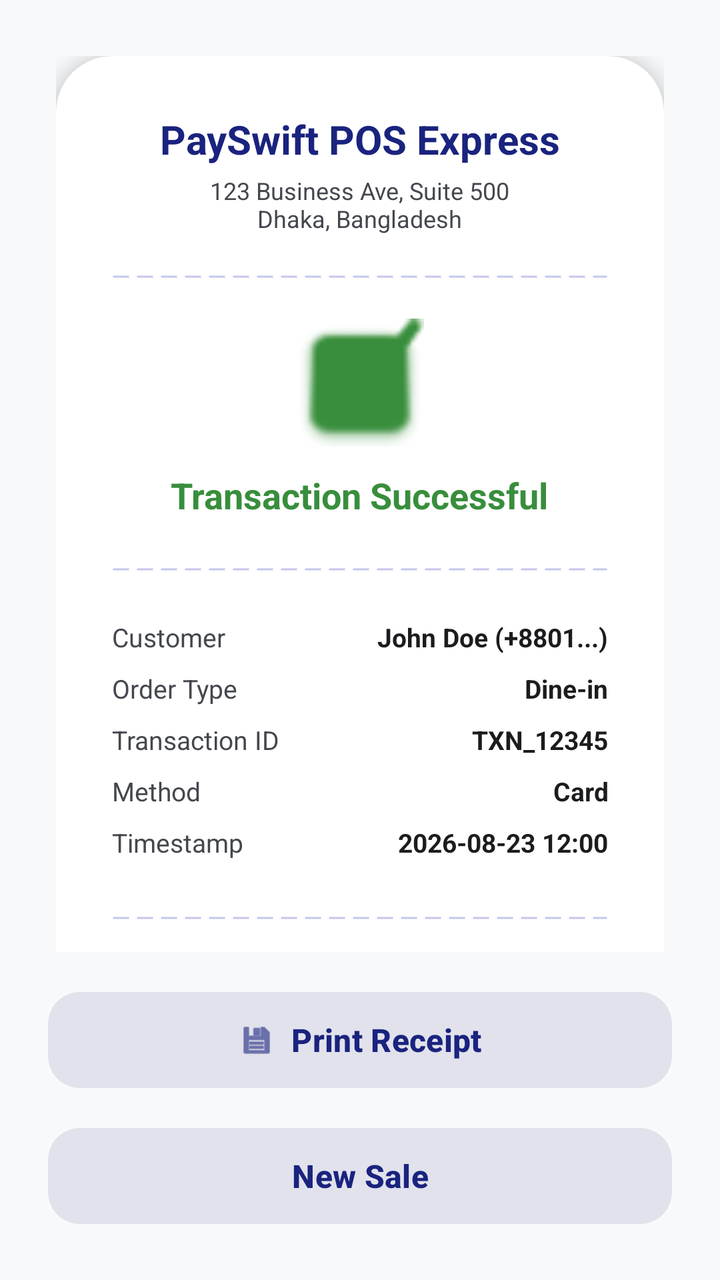
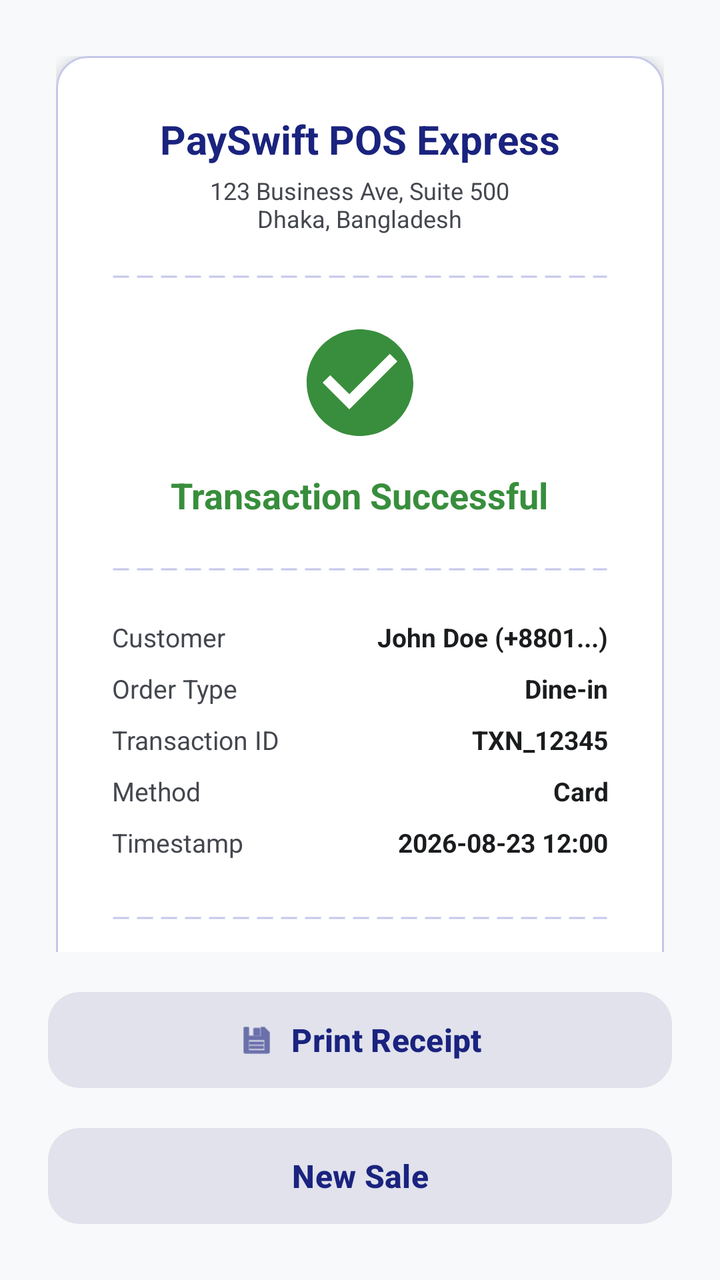

Before-and-after screenshots of an Android layout around one commit, followed by the original layout XML and the change that was made.
<!-- AndroidManifest.xml: application theme Theme.PosExpress -->
<!-- res/layout/fragment_receipt.xml -->
<?xml version="1.0" encoding="utf-8"?>
<LinearLayout xmlns:android="http://schemas.android.com/apk/res/android"
    xmlns:app="http://schemas.android.com/apk/res-auto"
    android:layout_width="match_parent"
    android:layout_height="match_parent"
    android:background="@color/backgroundOffWhite"
    android:orientation="vertical"
    android:padding="24dp"
    android:gravity="center_horizontal">

    <ScrollView
        android:layout_width="match_parent"
        android:layout_height="0dp"
        android:layout_weight="1"
        android:scrollbars="none">

        <FrameLayout
            android:id="@+id/receiptCardContainer"
            android:layout_width="match_parent"
            android:layout_height="wrap_content"
            android:padding="4dp">

            <com.google.android.material.card.MaterialCardView
                android:id="@+id/receiptCard"
                android:layout_width="match_parent"
                android:layout_height="wrap_content"
                app:cardCornerRadius="28dp"
                app:cardElevation="6dp"
                app:strokeWidth="0dp"
                app:cardBackgroundColor="@color/white">

                <LinearLayout
                    android:layout_width="match_parent"
                    android:layout_height="wrap_content"
                    android:orientation="vertical"
                    android:padding="28dp"
                    android:gravity="center">

                    
                    <TextView
                        android:layout_width="wrap_content"
                        android:layout_height="wrap_content"
                        android:text="PaySwift POS Express"
                        android:textColor="@color/primaryNavy"
                        android:textSize="20sp"
                        android:textStyle="bold" />

                    <TextView
                        android:layout_width="wrap_content"
                        android:layout_height="wrap_content"
                        android:text="123 Business Ave, Suite 500\nDhaka, Bangladesh"
                        android:textColor="@color/textSecondary"
                        android:textSize="12sp"
                        android:textAlignment="center"
                        android:layout_marginTop="4dp" />

                    <View
                        android:layout_width="match_parent"
                        android:layout_height="2dp"
                        android:background="@drawable/dashed_divider"
                        android:layout_marginVertical="20dp"
                        android:layerType="software" />

                    
                    <ImageView
                        android:layout_width="64dp"
                        android:layout_height="64dp"
                        android:src="@android:drawable/checkbox_on_background"
                        app:tint="@color/successEmerald" />

                    <TextView
                        android:layout_width="wrap_content"
                        android:layout_height="wrap_content"
                        android:text="Transaction Successful"
                        android:textColor="@color/successEmerald"
                        android:textSize="18sp"
                        android:textStyle="bold"
                        android:layout_marginTop="12dp" />

                    <View
                        android:layout_width="match_parent"
                        android:layout_height="2dp"
                        android:background="@drawable/dashed_divider"
                        android:layout_marginVertical="24dp"
                        android:layerType="software" />

                    
                    <TableLayout
                        android:layout_width="match_parent"
                        android:layout_height="wrap_content"
                        android:stretchColumns="1">

                        <TableRow android:layout_marginBottom="8dp">
                            <TextView android:text="Customer" android:textColor="@color/textSecondary" android:textSize="13sp" />
                            <TextView android:id="@+id/tvCustomerInfo" android:text="John Doe (+8801...)" android:textColor="@color/textPrimary" android:textStyle="bold" android:gravity="end" android:textSize="13sp" />
                        </TableRow>

                        <TableRow android:layout_marginBottom="8dp">
                            <TextView android:text="Order Type" android:textColor="@color/textSecondary" android:textSize="13sp" />
                            <TextView android:id="@+id/tvOrderType" android:text="Dine-in" android:textColor="@color/textPrimary" android:textStyle="bold" android:gravity="end" android:textSize="13sp" />
                        </TableRow>

                        <TableRow android:layout_marginBottom="8dp">
                            <TextView android:text="Transaction ID" android:textColor="@color/textSecondary" android:textSize="13sp" />
                            <TextView android:id="@+id/tvTxnId" android:text="TXN_12345" android:textColor="@color/textPrimary" android:textStyle="bold" android:gravity="end" android:textSize="13sp" />
                        </TableRow>

                        <TableRow android:layout_marginBottom="8dp">
                            <TextView android:text="Method" android:textColor="@color/textSecondary" android:textSize="13sp" />
                            <TextView android:id="@+id/tvMethod" android:text="Card" android:textColor="@color/textPrimary" android:textStyle="bold" android:gravity="end" android:textSize="13sp" />
                        </TableRow>

                        <TableRow android:layout_marginBottom="8dp">
                            <TextView android:text="Timestamp" android:textColor="@color/textSecondary" android:textSize="13sp" />
                            <TextView android:id="@+id/tvTimestamp" android:text="2026-08-23 12:00" android:textColor="@color/textPrimary" android:textStyle="bold" android:gravity="end" android:textSize="13sp" />
                        </TableRow>
                    </TableLayout>

                    <View
                        android:layout_width="match_parent"
                        android:layout_height="2dp"
                        android:background="@drawable/dashed_divider"
                        android:layout_marginVertical="20dp"
                        android:layerType="software" />

                    
                    <LinearLayout
                        android:layout_width="match_parent"
                        android:layout_height="wrap_content"
                        android:orientation="vertical">

                        <LinearLayout
                            android:layout_width="match_parent"
                            android:layout_height="wrap_content"
                            android:orientation="horizontal"
                            android:layout_marginBottom="12dp">

                            <TextView
                                android:layout_width="0dp"
                                android:layout_height="wrap_content"
                                android:layout_weight="1"
                                android:text="Item Description"
                                android:textColor="@color/textPrimary"
                                android:textStyle="bold"
                                android:textSize="13sp" />

                            <TextView
                                android:layout_width="wrap_content"
                                android:layout_height="wrap_content"
                                android:text="Price"
                                android:textColor="@color/textPrimary"
                                android:textStyle="bold"
                                android:textSize="13sp" />
                        </LinearLayout>

                        <LinearLayout
                            android:id="@+id/layoutItemsList"
                            android:layout_width="match_parent"
                            android:layout_height="wrap_content"
                            android:orientation="vertical" />
                    </LinearLayout>

                    <View
                        android:layout_width="match_parent"
                        android:layout_height="2dp"
                        android:background="@drawable/dashed_divider"
                        android:layout_marginVertical="20dp"
                        android:layerType="software" />

                    
                    <TableLayout
                        android:layout_width="match_parent"
                        android:layout_height="wrap_content"
                        android:stretchColumns="1">

                        <TableRow android:layout_marginBottom="8dp">
                            <TextView android:text="Subtotal" android:textColor="@color/textSecondary" android:textSize="14sp" />
                            <TextView android:id="@+id/tvSubtotal" android:text="$0.00" android:textColor="@color/textPrimary" android:gravity="end" android:textSize="14sp" />
                        </TableRow>

                        <TableRow android:layout_marginBottom="8dp">
                            <TextView android:id="@+id/tvDiscountLabel" android:text="Discount (0%)" android:textColor="@color/alertRed" android:textSize="14sp" />
                            <TextView android:id="@+id/tvDiscountAmount" android:text="-$0.00" android:textColor="@color/alertRed" android:gravity="end" android:textSize="14sp" />
                        </TableRow>

                        <TableRow android:layout_marginBottom="8dp">
                            <TextView android:id="@+id/tvTaxLabel" android:text="VAT (0%)" android:textColor="@color/textSecondary" android:textSize="14sp" />
                            <TextView android:id="@+id/tvTaxAmount" android:text="+$0.00" android:textColor="@color/textSecondary" android:gravity="end" android:textSize="14sp" />
                        </TableRow>

                        <View
                            android:layout_width="match_parent"
                            android:layout_height="1dp"
                            android:background="@color/divider"
                            android:layout_marginVertical="8dp" />

                        <TableRow>
                            <TextView android:text="Grand Total" android:textColor="@color/primaryNavy" android:textSize="18sp" android:textStyle="bold" />
                            <TextView android:id="@+id/tvGrandTotal" android:text="$0.00" android:textColor="@color/primaryNavy" android:textSize="22sp" android:textStyle="bold" android:gravity="end" />
                        </TableRow>
                    </TableLayout>

                    
                    <LinearLayout
                        android:id="@+id/layoutCardDetails"
                        android:layout_width="match_parent"
                        android:layout_height="wrap_content"
                        android:orientation="vertical"
                        android:visibility="gone">

                        <View
                            android:layout_width="match_parent"
                            android:layout_height="2dp"
                            android:background="@drawable/dashed_divider"
                            android:layout_marginVertical="20dp"
                            android:layerType="software" />

                        <TableLayout
                            android:layout_width="match_parent"
                            android:layout_height="wrap_content"
                            android:stretchColumns="1">

                            <TableRow android:layout_marginBottom="8dp">
                                <TextView android:text="Card Type" android:textColor="@color/textSecondary" android:textSize="13sp" />
                                <TextView android:id="@+id/tvCardType" android:text="Visa" android:textColor="@color/textPrimary" android:textStyle="bold" android:gravity="end" android:textSize="13sp" />
                            </TableRow>

                            <TableRow android:layout_marginBottom="8dp">
                                <TextView android:text="Card Number" android:textColor="@color/textSecondary" android:textSize="13sp" />
                                <TextView android:id="@+id/tvCardNumber" android:text="**** **** **** 4242" android:textColor="@color/textPrimary" android:textStyle="bold" android:gravity="end" android:textSize="13sp" />
                            </TableRow>

                            <TableRow>
                                <TextView android:text="Auth Code" android:textColor="@color/textSecondary" android:textSize="13sp" />
                                <TextView android:id="@+id/tvAuthCode" android:text="123456" android:textColor="@color/textPrimary" android:textStyle="bold" android:gravity="end" android:textSize="13sp" />
                            </TableRow>
                        </TableLayout>
                    </LinearLayout>

                    
                    <TextView
                        android:layout_width="wrap_content"
                        android:layout_height="wrap_content"
                        android:text="Scan for Digital Copy"
                        android:textColor="@color/textSecondary"
                        android:textSize="10sp"
                        android:layout_marginTop="32dp"
                        android:textStyle="italic" />

                    <ImageView
                        android:id="@+id/ivQrCode"
                        android:layout_width="120dp"
                        android:layout_height="120dp"
                        android:layout_marginTop="8dp"
                        android:scaleType="fitCenter"
                        android:src="@android:drawable/ic_menu_sort_by_size" />

                    <TextView
                        android:layout_width="wrap_content"
                        android:layout_height="wrap_content"
                        android:text="--- THANK YOU ---"
                        android:textColor="@color/textSecondary"
                        android:textSize="12sp"
                        android:layout_marginTop="24dp"
                        android:letterSpacing="0.2" />

                </LinearLayout>
            </com.google.android.material.card.MaterialCardView>
        </FrameLayout>
    </ScrollView>

    <LinearLayout
        android:layout_width="match_parent"
        android:layout_height="wrap_content"
        android:orientation="vertical"
        android:paddingTop="16dp">

        <com.google.android.material.button.MaterialButton
            android:id="@+id/btnPrintReceipt"
            style="@style/Widget.Material3.Button.TonalButton"
            android:layout_width="match_parent"
            android:layout_height="56dp"
            android:text="Print Receipt"
            android:textSize="16sp"
            android:textStyle="bold"
            app:cornerRadius="16dp"
            app:icon="@android:drawable/ic_menu_save"
            app:iconGravity="textStart" />

        <com.google.android.material.button.MaterialButton
            android:id="@+id/btnNewTransaction"
            style="@style/Widget.Material3.Button.TonalButton"
            android:layout_width="match_parent"
            android:layout_height="56dp"
            android:layout_marginTop="12dp"
            android:text="New Sale"
            android:textSize="16sp"
            android:textStyle="bold"
            app:cornerRadius="16dp" />
    </LinearLayout>

</LinearLayout>
<!-- resources referenced by this layout -->
<resources>
  <color name="alertRed">#BA1A1A</color>
  <color name="backgroundOffWhite">#F8F9FA</color>
  <color name="divider">#C4C7EB</color>
  <color name="primaryNavy">#1A237E</color>
  <color name="successEmerald">#388E3C</color>
  <color name="textPrimary">#1A1C1E</color>
  <color name="textSecondary">#44474E</color>
  <color name="white">#FFFFFF</color>
  <!-- drawable dashed_divider (drawable) -->
  <?xml version="1.0" encoding="utf-8"?>
  <shape xmlns:android="http://schemas.android.com/apk/res/android"
      android:shape="line">
      <stroke
          android:width="1dp"
          android:color="@color/divider"
          android:dashWidth="8dp"
          android:dashGap="4dp" />
  </shape>
  <style name="Theme.PosExpress" parent="Base.Theme.PosExpress" />
  <style name="Base.Theme.PosExpress" parent="Theme.Material3.DayNight.NoActionBar">
          <item name="colorPrimary">@color/primaryNavy</item>
          <item name="colorOnPrimary">@color/white</item>
          <item name="android:windowBackground">@color/backgroundOffWhite</item>
          <item name="android:statusBarColor">@color/primaryNavy</item>
          <item name="colorSecondaryContainer">@color/surfaceVariant</item>
          <item name="colorOnSecondaryContainer">@color/primaryNavy</item>
      </style>
  <color name="surfaceVariant">#E1E2EC</color>
</resources>

<!-- the commit's change to res/layout/fragment_receipt.xml (unified diff, before → after) -->
@@ -24,9 +24,10 @@
                 android:id="@+id/receiptCard"
                 android:layout_width="match_parent"
                 android:layout_height="wrap_content"
-                app:cardCornerRadius="28dp"
-                app:cardElevation="6dp"
-                app:strokeWidth="0dp"
+                app:cardCornerRadius="16dp"
+                app:cardElevation="4dp"
+                app:strokeWidth="1dp"
+                app:strokeColor="@color/divider"
                 app:cardBackgroundColor="@color/white">
 
                 <LinearLayout
@@ -48,7 +49,7 @@
                     <TextView
                         android:layout_width="wrap_content"
                         android:layout_height="wrap_content"
-                        android:text="123 Business Ave, Suite 500\nDhaka, Bangladesh"
+                        android:text="@string/business_address"
                         android:textColor="@color/textSecondary"
                         android:textSize="12sp"
                         android:textAlignment="center"
@@ -65,7 +66,7 @@
                     <ImageView
                         android:layout_width="64dp"
                         android:layout_height="64dp"
-                        android:src="@android:drawable/checkbox_on_background"
+                        android:src="@drawable/ic_check_circle"
                         app:tint="@color/successEmerald" />
 
                     <TextView
<!-- resource entries referenced after the edit -->
@@ -18,6 +18,17 @@
           android:dashWidth="8dp"
           android:dashGap="4dp" />
   </shape>
+  <!-- drawable ic_check_circle (drawable) -->
+  <vector xmlns:android="http://schemas.android.com/apk/res/android"
+      android:width="64dp"
+      android:height="64dp"
+      android:viewportWidth="24"
+      android:viewportHeight="24">
+      <path
+          android:fillColor="@android:color/white"
+          android:pathData="M12,2C6.48,2 2,6.48 2,12s4.48,10 10,10 10,-4.48 10,-10S17.52,2 12,2zM10,17l-5,-5 1.41,-1.41L10,14.17l7.59,-7.59L19,8l-9,9z"/>
+  </vector>
+  <string name="business_address">123 Business Ave, Suite 500\nDhaka, Bangladesh</string>
   <style name="Theme.PosExpress" parent="Base.Theme.PosExpress" />
   <style name="Base.Theme.PosExpress" parent="Theme.Material3.DayNight.NoActionBar">
           <item name="colorPrimary">@color/primaryNavy</item>
